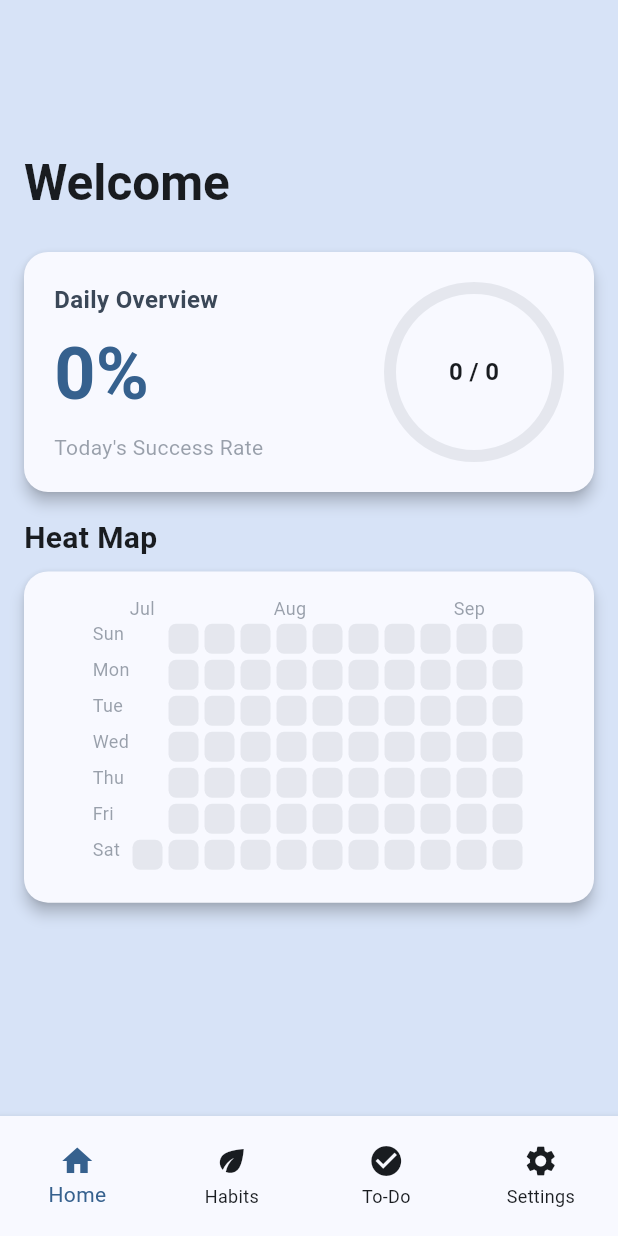
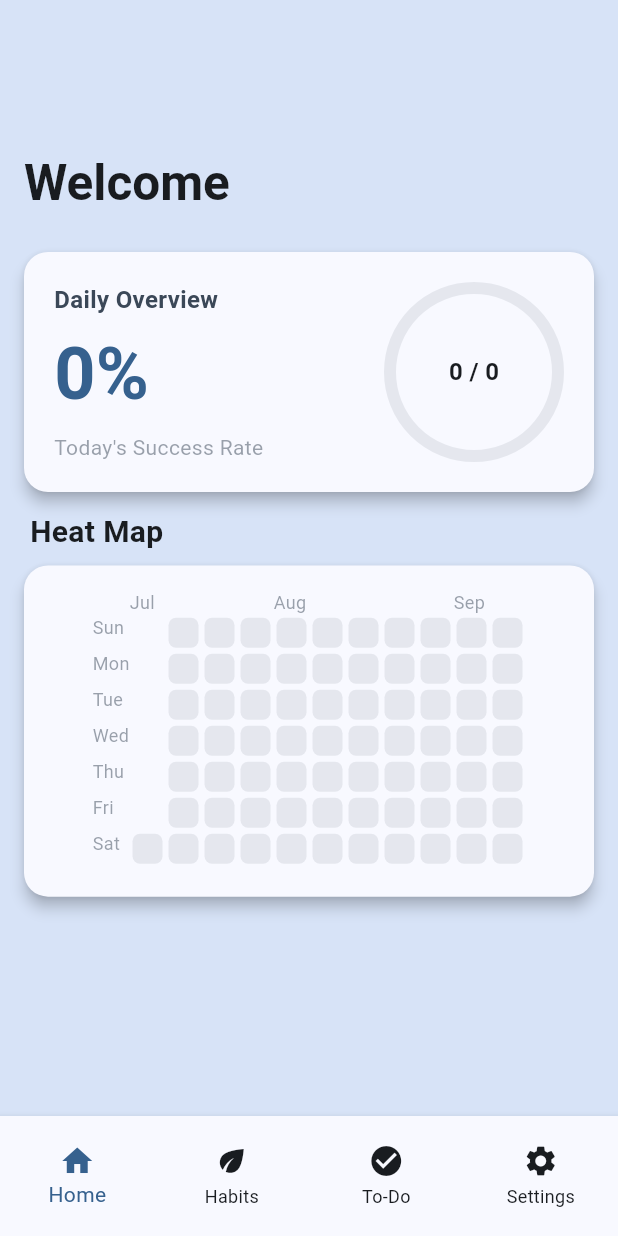
Before and after one commit to sahil-ingle/niyama, a Flutter app: the screen it shows after launch, on a phone screen of 412 x 824 dp. Run offline on Flutter 3.47's test engine with Material 3 defaults, Android fonts, the light colour scheme and no system bars; drawn by our look-alikes of flutter_heatmap_calendar, percent_indicator; our stand-ins replace animated_custom_dropdown, flutter_toggle_tab, hive, hive_flutter, icons_plus, table_calendar; missing offline and left inert: time_picker_spinner_pop_up; accounts and stored records are empty.

Commit message:
ui changes

```diff
--- a/lib/pages/home_page.dart
+++ b/lib/pages/home_page.dart
@@ -188,10 +188,14 @@ class HomePage extends StatelessWidget {
                 ),
               ),
             ),
-            SizedBox(height: 8),
 
             Padding(
-              padding: const EdgeInsets.symmetric(horizontal: 16),
+              padding: const EdgeInsets.only(
+                left: 20,
+                right: 16,
+                top: 4,
+                bottom: 8,
+              ),
               child: Text(
                 "Heat Map",
                 style: TextStyle(
@@ -201,8 +205,6 @@ class HomePage extends StatelessWidget {
                 ),
               ),
             ),
-
-            SizedBox(height: 8),
 
             Card(
               elevation: 4,
```
